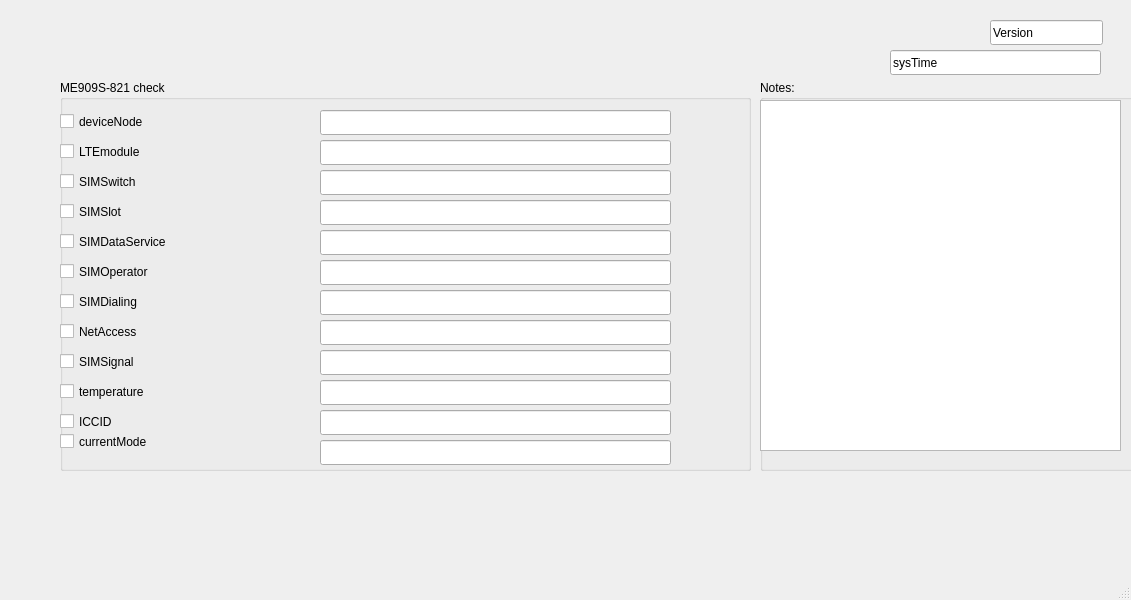
Before: the Qt Designer form mainwindow.ui in kritha/me909s-821, drawn with Qt 5.
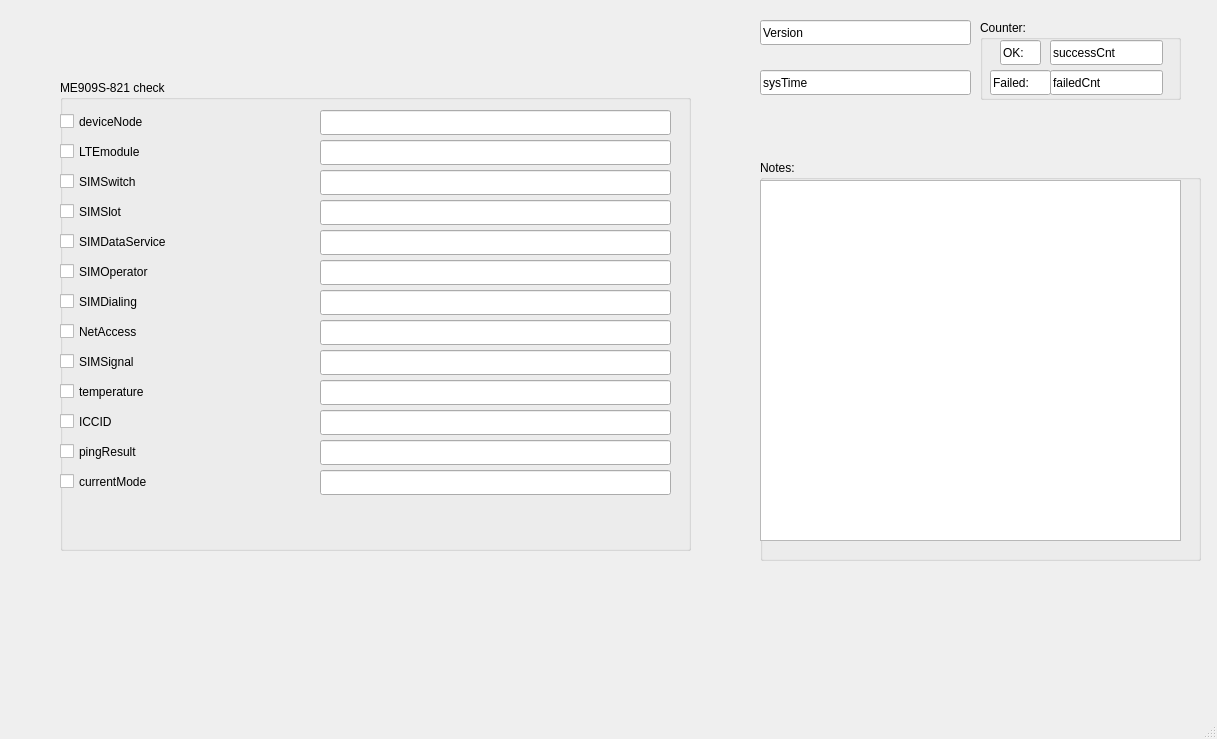
After: the same form once the commit is applied.

The edit to the form file:
```diff
--- a/mainwindow.ui
+++ b/mainwindow.ui
@@ -6,8 +6,8 @@
    <rect>
     <x>0</x>
     <y>0</y>
-    <width>1131</width>
-    <height>600</height>
+    <width>1217</width>
+    <height>739</height>
    </rect>
   </property>
   <property name="windowTitle">
@@ -19,8 +19,8 @@
      <rect>
       <x>60</x>
       <y>80</y>
-      <width>691</width>
-      <height>391</height>
+      <width>631</width>
+      <height>471</height>
      </rect>
     </property>
     <property name="title">
@@ -260,7 +260,7 @@
      <property name="geometry">
       <rect>
        <x>260</x>
-       <y>360</y>
+       <y>390</y>
        <width>351</width>
        <height>25</height>
       </rect>
@@ -273,7 +273,7 @@
      <property name="geometry">
       <rect>
        <x>0</x>
-       <y>350</y>
+       <y>390</y>
        <width>141</width>
        <height>23</height>
       </rect>
@@ -305,13 +305,36 @@
       </rect>
      </property>
     </widget>
+    <widget class="QCheckBox" name="checkBox_pingResult">
+     <property name="geometry">
+      <rect>
+       <x>0</x>
+       <y>360</y>
+       <width>92</width>
+       <height>23</height>
+      </rect>
+     </property>
+     <property name="text">
+      <string>pingResult</string>
+     </property>
+    </widget>
+    <widget class="QLineEdit" name="lineEdit_pingResult">
+     <property name="geometry">
+      <rect>
+       <x>260</x>
+       <y>360</y>
+       <width>351</width>
+       <height>25</height>
+      </rect>
+     </property>
+    </widget>
    </widget>
    <widget class="QLineEdit" name="lineEdit_version">
     <property name="geometry">
      <rect>
-      <x>990</x>
+      <x>760</x>
       <y>20</y>
-      <width>113</width>
+      <width>211</width>
       <height>25</height>
      </rect>
     </property>
@@ -323,9 +346,9 @@
     <property name="geometry">
      <rect>
       <x>760</x>
-      <y>80</y>
-      <width>391</width>
-      <height>391</height>
+      <y>160</y>
+      <width>441</width>
+      <height>401</height>
      </rect>
     </property>
     <property name="title">
@@ -336,8 +359,8 @@
       <rect>
        <x>0</x>
        <y>20</y>
-       <width>361</width>
-       <height>351</height>
+       <width>421</width>
+       <height>361</height>
       </rect>
      </property>
     </widget>
@@ -345,8 +368,8 @@
    <widget class="QLineEdit" name="lineEdit_sysTime">
     <property name="geometry">
      <rect>
-      <x>890</x>
-      <y>50</y>
+      <x>760</x>
+      <y>70</y>
       <width>211</width>
       <height>25</height>
      </rect>
@@ -355,6 +378,71 @@
      <string>sysTime</string>
     </property>
    </widget>
+   <widget class="QGroupBox" name="groupBox_3">
+    <property name="geometry">
+     <rect>
+      <x>980</x>
+      <y>20</y>
+      <width>201</width>
+      <height>80</height>
+     </rect>
+    </property>
+    <property name="title">
+     <string>Counter:</string>
+    </property>
+    <widget class="QLineEdit" name="lineEdit_successCnt">
+     <property name="geometry">
+      <rect>
+       <x>70</x>
+       <y>20</y>
+       <width>113</width>
+       <height>25</height>
+      </rect>
+     </property>
+     <property name="text">
+      <string>successCnt</string>
+     </property>
+    </widget>
+    <widget class="QLineEdit" name="lineEdit_noteSuccess">
+     <property name="geometry">
+      <rect>
+       <x>20</x>
+       <y>20</y>
+       <width>41</width>
+       <height>25</height>
+      </rect>
+     </property>
+     <property name="text">
+      <string>OK:</string>
+     </property>
+    </widget>
+    <widget class="QLineEdit" name="lineEdit_noteFailed">
+     <property name="geometry">
+      <rect>
+       <x>10</x>
+       <y>50</y>
+       <width>61</width>
+       <height>25</height>
+      </rect>
+     </property>
+     <property name="text">
+      <string>Failed:</string>
+     </property>
+    </widget>
+    <widget class="QLineEdit" name="lineEdit_failedCnt">
+     <property name="geometry">
+      <rect>
+       <x>70</x>
+       <y>50</y>
+       <width>113</width>
+       <height>25</height>
+      </rect>
+     </property>
+     <property name="text">
+      <string>failedCnt</string>
+     </property>
+    </widget>
+   </widget>
   </widget>
   <widget class="QMenuBar" name="menubar">
    <property name="geometry">
```
Left out of the diff: 2 changed lines with no effect on the pictures.
